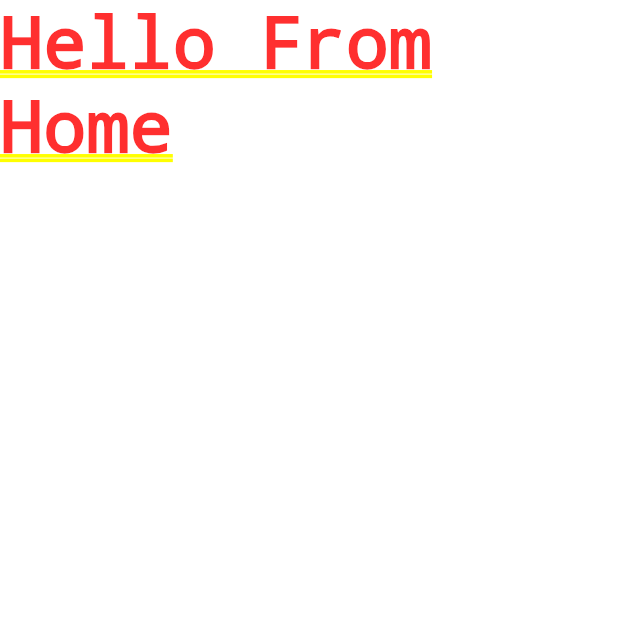
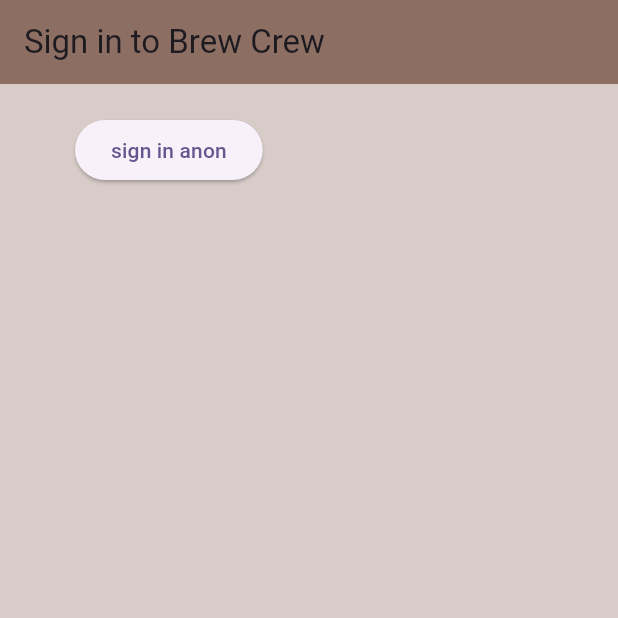
Before and after one commit to Earbaj/FirebaseAuthwithFlutter, a Flutter app: the screen it shows after launch, on a phone screen of 412 x 824 dp, the top half of it. Run offline on Flutter 3.47's test engine with Material 2 defaults, Android fonts, the phone set to English and light mode, and no system bars; our stand-ins replace firebase_auth, firebase_core; accounts and stored records are empty.

Commit message:
Design sign in page and add methodes to auth class

```diff
--- a/lib/main.dart
+++ b/lib/main.dart
@@ -1,7 +1,10 @@
 import 'package:flutter/material.dart';
 import 'package:flutterfirebase/screens/wrapper.dart';
+import 'package:firebase_core/firebase_core.dart';
 
-void main() {
+void main() async {
+  WidgetsFlutterBinding.ensureInitialized();
+  await Firebase.initializeApp();
   runApp(const MyApp());
 }
 
--- /dev/null
+++ b/lib/screens/authenticate/sign_in.dart
@@ -0,0 +1,41 @@
+import 'package:flutter/material.dart';
+import 'package:flutterfirebase/services/auth.dart';
+
+class SignIn extends StatefulWidget {
+  const SignIn({super.key});
+
+  @override
+  State<SignIn> createState() => _SignInState();
+}
+
+class _SignInState extends State<SignIn> {
+
+  final Authentication _auth = Authentication();
+
+  @override
+  Widget build(BuildContext context) {
+    return Scaffold(
+      backgroundColor: Colors.brown[100],
+      appBar: AppBar(
+        backgroundColor: Colors.brown[400],
+        elevation: 0.0,
+        title: Text('Sign in to Brew Crew'),
+      ),
+      body: Container(
+        padding: EdgeInsets.symmetric(vertical: 20.0, horizontal: 50.0),
+        child: ElevatedButton(
+          child: Text('sign in anon'),
+          onPressed: () async {
+            dynamic result = await _auth.signInAno();
+            if(result == null){
+              print('error signing in');
+            } else {
+              print('signed in');
+              print(result);
+            }
+          },
+        ),
+      ),
+    );
+  }
+}
--- a/lib/screens/wrapper.dart
+++ b/lib/screens/wrapper.dart
@@ -1,11 +1,13 @@
 import 'package:flutter/material.dart';
 import 'package:flutterfirebase/screens/home/home.dart';
+
+import 'authenticate/sign_in.dart';
 
 class Wrapper extends StatelessWidget {
   const Wrapper({super.key});
 
   @override
   Widget build(BuildContext context) {
-    return Home();
+    return SignIn();
   }
 }
--- a/pubspec.yaml
+++ b/pubspec.yaml
@@ -35,6 +35,7 @@ dependencies:
   # The following adds the Cupertino Icons font to your application.
   # Use with the CupertinoIcons class for iOS style icons.
   cupertino_icons: ^1.0.2
+  firebase_auth: ^4.9.0
 
 dev_dependencies:
   flutter_test:
```
Also changed, not shown: lib/services/auth.dart (added, +17 -0 lines), pubspec.lock.
